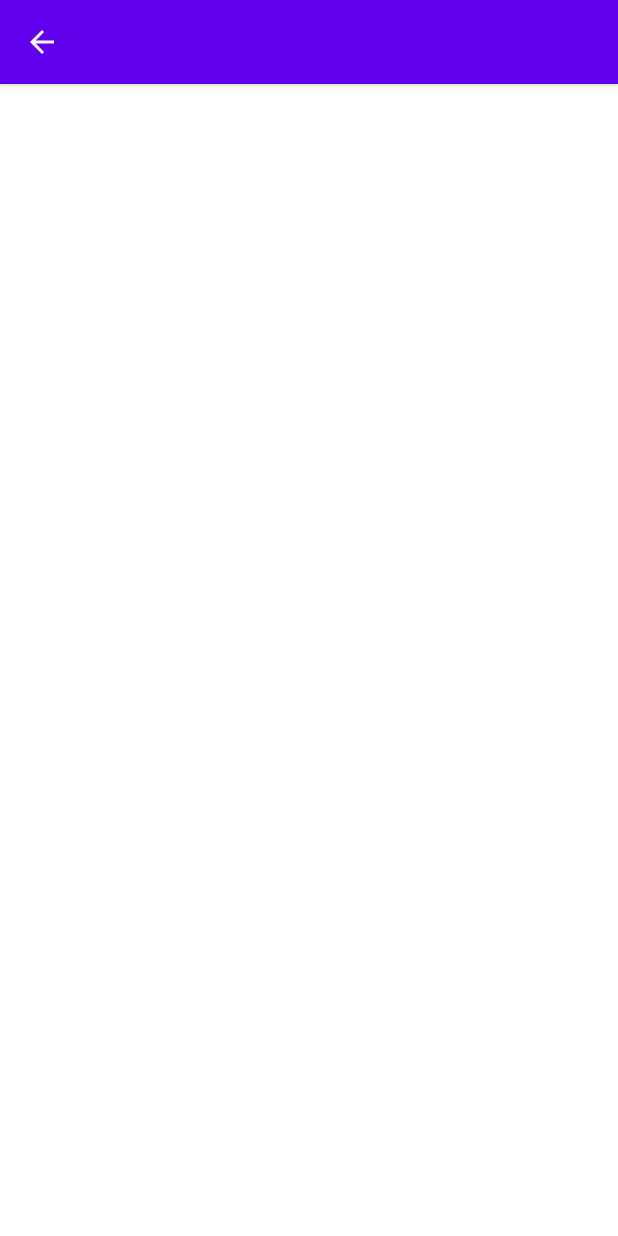
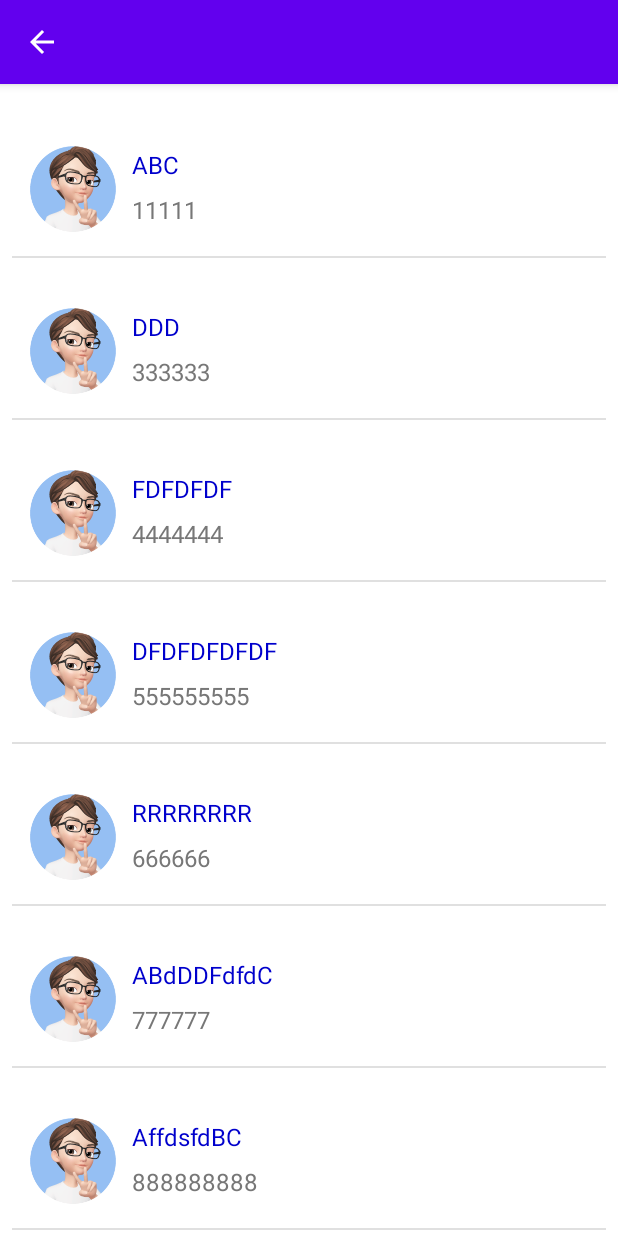
Before and after one commit to XinyuKang22/WeTok, an Android app: the UserListActivity screen opened directly, with no data from a screen before it, on a phone screen of 412 x 824 dp. Run offline under Robolectric (Android 15) with nearby library versions, the phone set to English and light mode, and no system bars; our stand-ins replace Firebase (no records; nobody signed in at launch, a user with empty details on screens opened directly).

Commit message:
Post UI Merged

```diff
--- a/app/src/main/java/com/example/wetok/bean/Post.java
+++ b/app/src/main/java/com/example/wetok/bean/Post.java
@@ -10,6 +10,9 @@ public class Post {
     private int repost;
     private String content;
     String imgloc;
+    public User user;
+
+    public Post(){}
 
     public Post(int p_id, int u_id, String name, String u_img, String comments, int likes, int repost,
                 String content, String imgloc) {
--- a/app/src/main/java/com/example/wetok/bean/User.java
+++ b/app/src/main/java/com/example/wetok/bean/User.java
@@ -1,8 +1,12 @@
 package com.example.wetok.bean;
 
+import com.example.wetok.R;
+
+import java.io.Serializable;
 import java.util.List;
 
-public class User {
+public class User implements Serializable {
+    public int photo = R.drawable.photo;
     private int id;
     private String name;
     private String password;
@@ -16,6 +20,10 @@ public class User {
     private String phone;
     private String imgloc;
 
+    public User(String name, int id){
+        this.name = name;
+        this.id = id;
+    }
 
     public User(int id, String name, String password, String gender, int age, List<User> followers, List<User> subscribers, List<Post> posts,
                 String address, String emial, String phone, String imgloc) {
--- a/app/src/main/java/com/example/wetok/view/SearchActivity.java
+++ b/app/src/main/java/com/example/wetok/view/SearchActivity.java
@@ -35,14 +35,14 @@ public class SearchActivity extends AppCompatActivity {
         ListView lv = findViewById(R.id.profile_post_list);
         ArrayList<Post> posts = new ArrayList<>();
         Post post = new Post();
-        post.user = new User();
-        post.user.name = "Jack";
-        post.content = "Hello\nWorld";
+        post.user = new User("Jack", 123);
+        post.setContent( "Hello\nWorld");
         posts.add(post);
         posts.add(post);
         posts.add(post);
         posts.add(post);
         posts.add(post);
+
 
 
         PostAdapter adapter = new PostAdapter(this, R.layout.post_list_view, posts);
--- a/app/src/main/java/com/example/wetok/view/UserListActivity.java
+++ b/app/src/main/java/com/example/wetok/view/UserListActivity.java
@@ -34,13 +34,13 @@ public class UserListActivity extends AppCompatActivity {
         setContentView(R.layout.activity_userlist);
         ListView list = findViewById(R.id.user_list);
         ArrayList<User> users = new ArrayList<>();
-        users.add(new User("ABC", "dfdsf"));
-        users.add(new User("DDD", "123343"));
-        users.add(new User("FDFDFDF", "fdsfds"));
-        users.add(new User("DFDFDFDFDF", "123343"));
-        users.add(new User("RRRRRRRR", "fdsfds"));
-        users.add(new User("ABdDDFdfdC", "gfdgfdgfd"));
-        users.add(new User("AffdsfdBC", "123hffdgfd343"));
+        users.add(new User("ABC", 11111));
+        users.add(new User("DDD", 333333));
+        users.add(new User("FDFDFDF", 4444444));
+        users.add(new User("DFDFDFDFDF", 555555555));
+        users.add(new User("RRRRRRRR", 666666));
+        users.add(new User("ABdDDFdfdC", 777777));
+        users.add(new User("AffdsfdBC", 888888888));
 
         UserAdapter adapter = new UserAdapter(this, R.layout.user_list_view, users);
 
--- a/app/src/main/java/com/example/wetok/view/home/PostAdapter.java
+++ b/app/src/main/java/com/example/wetok/view/home/PostAdapter.java
@@ -68,8 +68,8 @@ public class PostAdapter extends ArrayAdapter<Post> {
             intent.putExtra("user", post.user);
             getContext().startActivity(intent);
         });
-        viewHolder.username.setText(post.user.name);
-        viewHolder.content.setText(post.content);
+        viewHolder.username.setText(post.user.getName());
+        viewHolder.content.setText(post.getContent());
         LinearLayout.LayoutParams layoutParams = new LinearLayout.LayoutParams(ViewGroup.LayoutParams.WRAP_CONTENT, ViewGroup.LayoutParams.WRAP_CONTENT);
         for (int i = 0; i < 5; i++) {
             TextView tv = new TextView(getContext(), null);
--- a/app/src/main/java/com/example/wetok/view/home/UserAdapter.java
+++ b/app/src/main/java/com/example/wetok/view/home/UserAdapter.java
@@ -40,8 +40,8 @@ public class UserAdapter extends ArrayAdapter<User> {
             view = convertView;
             viewHolder = (ViewHolder) view.getTag();
         }
-        viewHolder.username.setText(user.name);
-        viewHolder.userid.setText(user.id);
+        viewHolder.username.setText(user.getName());
+        viewHolder.userid.setText(""+user.getId());
         viewHolder.photo.setImageResource(user.photo);
         view.setPadding(0,40,0,0);
         return view;
--- a/app/src/main/java/com/example/wetok/view/my/MyFragment.java
+++ b/app/src/main/java/com/example/wetok/view/my/MyFragment.java
@@ -35,14 +35,14 @@ public class MyFragment extends Fragment {
         ListView lv = view.findViewById(R.id.profile_post_list);
         ArrayList<Post> posts = new ArrayList<>();
         Post post = new Post();
-        post.user = new User();
-        post.user.name = "Jack";
-        post.content = "Hello\nWorld";
+        post.user = new User("Jack", 123);
+        post.setContent( "Hello\nWorld");
         posts.add(post);
         posts.add(post);
         posts.add(post);
         posts.add(post);
         posts.add(post);
+
 
 
         PostAdapter adapter = new PostAdapter(getContext(), R.layout.post_list_view, posts);
```
Also changed, not shown: app/src/main/java/com/example/wetok/view/ProfileActivity.java (+6 -6 lines), app/src/main/java/com/example/wetok/view/home/HomeFragment.java (+4 -6 lines).
